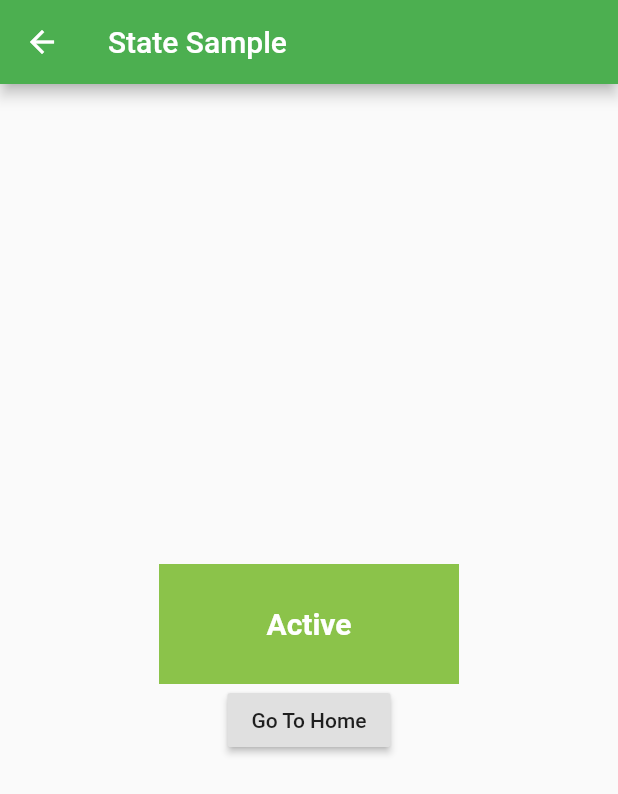
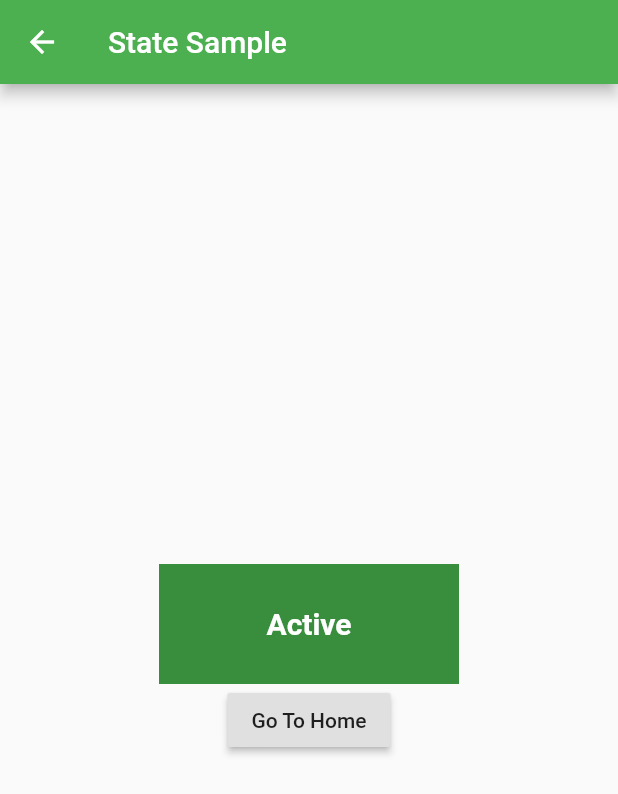
Before and after one commit to tomothumb/sandbox_flutter, a Flutter app: the StateSampleHomeScreen screen opened by its route, after a tap on "Inactive", on a phone screen of 412 x 824 dp. Shown: the top 794 px of the screen. Run offline on Flutter 3.47's test engine with Material 2 defaults, Android fonts, the phone set to English and light mode, and no system bars.

Commit message:
book: chapter3_3 widget / state management parent to child

```diff
--- a/flutter_book/lib/main.dart
+++ b/flutter_book/lib/main.dart
@@ -439,32 +439,18 @@ class _StateSampleState extends State<StateSample> {
   @override
   Widget build(BuildContext context) {
 
-    void _handleTap() {
+    void _handleTap(bool newValue) {
       setState(() {
-        _active = !_active;
+        _active = newValue;
       });
     };
 
     return Column(
       mainAxisAlignment: MainAxisAlignment.center,
       children: [
-        GestureDetector(
-            onTap: _handleTap,
-            child: Container(
-              width: 200,
-              height: 80,
-              decoration: BoxDecoration(
-                color: _active ? Colors.lightGreen : Colors.grey
-              ),
-              child: Center(
-                  child: Text( _active ? 'Active': "Inactive",
-                    style: TextStyle( color: Colors.white,
-                    fontSize: 20.0,
-                      fontWeight: FontWeight.bold,
-                    ),
-                  )
-              )
-            )
+        StateChildWidget(
+          onChanged: _handleTap,
+          active: _active,
         ),
         RaisedButton(
           child: Text('Go To Home'),
@@ -477,3 +463,43 @@ class _StateSampleState extends State<StateSample> {
 
   }
 }
+
+class StateChildWidget extends StatelessWidget {
+
+  final bool active;
+  final ValueChanged<bool> onChanged;
+
+  StateChildWidget({Key kwy, this.active: false, @required this.onChanged})
+      : assert(active != null),
+        assert(onChanged != null)
+        // super(key: key)
+  ;
+
+
+  @override
+  Widget build(BuildContext context) {
+
+    void _handleTap(){
+      onChanged(!active);
+    }
+    return GestureDetector(
+        onTap: _handleTap,
+        child: Container(
+            width: 200,
+            height: 80,
+            decoration: BoxDecoration(
+              color: active ? Colors.green[700] : Colors.red[200]
+            ),
+            child:Center(
+                child: Text(
+                  active ? 'Active': "Inactive",
+                  style: TextStyle( color: Colors.white,
+                    fontSize: 20.0,
+                    fontWeight: FontWeight.bold,
+                  ),
+                )
+            )
+        )
+    );
+  }
+}
```
